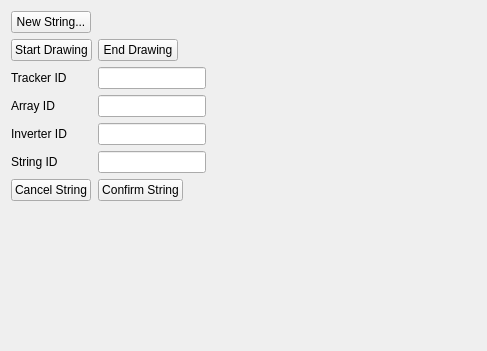
First picture: the form in src/ui/string_editor.ui, repository LukasBommes/PV-Hawk-Viewer, before the edit.
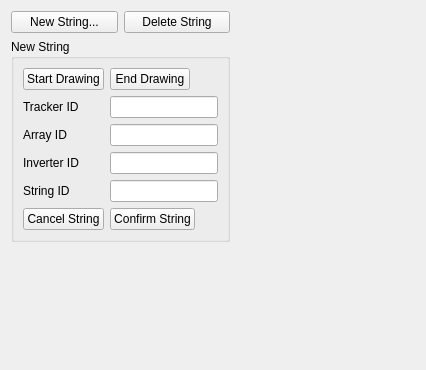
Second picture: the form after the edit.

Commit message: fixed some small bugs with drawing the ma

```diff
--- a/src/ui/string_editor.ui
+++ b/src/ui/string_editor.ui
@@ -6,44 +6,20 @@
    <rect>
     <x>0</x>
     <y>0</y>
-    <width>487</width>
-    <height>351</height>
+    <width>426</width>
+    <height>370</height>
    </rect>
   </property>
   <property name="windowTitle">
    <string>Form</string>
   </property>
-  <layout class="QGridLayout" name="gridLayout">
-   <item row="6" column="1">
-    <widget class="QPushButton" name="pushButtonConfirmString">
-     <property name="sizePolicy">
-      <sizepolicy hsizetype="Fixed" vsizetype="Fixed">
-       <horstretch>0</horstretch>
-       <verstretch>0</verstretch>
-      </sizepolicy>
-     </property>
-     <property name="text">
-      <string>Confirm String</string>
-     </property>
-    </widget>
-   </item>
-   <item row="7" column="1">
-    <spacer name="verticalSpacer">
-     <property name="orientation">
-      <enum>Qt::Vertical</enum>
-     </property>
-     <property name="sizeHint" stdset="0">
-      <size>
-       <width>20</width>
-       <height>40</height>
-      </size>
-     </property>
-    </spacer>
-   </item>
+  <layout class="QGridLayout" name="gridLayout_2">
    <item row="0" column="0">
+    <layout class="QHBoxLayout" name="horizontalLayout">
+     <item>
     <widget class="QPushButton" name="pushButtonNewString">
      <property name="sizePolicy">
-      <sizepolicy hsizetype="Fixed" vsizetype="Fixed">
+        <sizepolicy hsizetype="Preferred" vsizetype="Fixed">
        <horstretch>0</horstretch>
        <verstretch>0</verstretch>
       </sizepolicy>
@@ -53,30 +29,37 @@
      </property>
     </widget>
    </item>
-   <item row="6" column="0">
-    <widget class="QPushButton" name="pushButtonCancelString">
+     <item>
+      <widget class="QPushButton" name="pushButtonDeleteString">
      <property name="sizePolicy">
-      <sizepolicy hsizetype="Fixed" vsizetype="Fixed">
+        <sizepolicy hsizetype="Preferred" vsizetype="Fixed">
        <horstretch>0</horstretch>
        <verstretch>0</verstretch>
       </sizepolicy>
      </property>
      <property name="text">
-      <string>Cancel String</string>
+        <string>Delete String</string>
      </property>
     </widget>
    </item>
-   <item row="2" column="0">
-    <widget class="QLabel" name="label">
-     <property name="text">
-      <string>Tracker ID</string>
-     </property>
-    </widget>
+    </layout>
    </item>
    <item row="1" column="0">
+    <widget class="QGroupBox" name="groupBox">
+     <property name="sizePolicy">
+      <sizepolicy hsizetype="Fixed" vsizetype="Preferred">
+       <horstretch>0</horstretch>
+       <verstretch>0</verstretch>
+      </sizepolicy>
+     </property>
+     <property name="title">
+      <string>New String</string>
+     </property>
+     <layout class="QGridLayout" name="gridLayout">
+      <item row="0" column="0">
     <widget class="QPushButton" name="pushButtonStartDrawing">
      <property name="sizePolicy">
-      <sizepolicy hsizetype="Fixed" vsizetype="Fixed">
+         <sizepolicy hsizetype="Preferred" vsizetype="Fixed">
        <horstretch>0</horstretch>
        <verstretch>0</verstretch>
       </sizepolicy>
@@ -86,7 +69,27 @@
      </property>
     </widget>
    </item>
-   <item row="2" column="1">
+      <item row="0" column="1">
+       <widget class="QPushButton" name="pushButtonEndDrawing">
+        <property name="sizePolicy">
+         <sizepolicy hsizetype="Fixed" vsizetype="Fixed">
+          <horstretch>0</horstretch>
+          <verstretch>0</verstretch>
+         </sizepolicy>
+        </property>
+        <property name="text">
+         <string>End Drawing</string>
+        </property>
+       </widget>
+      </item>
+      <item row="1" column="0">
+       <widget class="QLabel" name="label">
+        <property name="text">
+         <string>Tracker ID</string>
+        </property>
+       </widget>
+      </item>
+      <item row="1" column="1">
     <widget class="QLineEdit" name="lineEditTrackerID">
      <property name="sizePolicy">
       <sizepolicy hsizetype="Fixed" vsizetype="Fixed">
@@ -102,60 +105,41 @@
      </property>
     </widget>
    </item>
-   <item row="1" column="1" colspan="2">
-    <widget class="QPushButton" name="pushButtonEndDrawing">
-     <property name="sizePolicy">
-      <sizepolicy hsizetype="Fixed" vsizetype="Fixed">
-       <horstretch>0</horstretch>
-       <verstretch>0</verstretch>
-      </sizepolicy>
-     </property>
-     <property name="text">
-      <string>End Drawing</string>
-     </property>
-    </widget>
-   </item>
-   <item row="5" column="1">
-    <widget class="QLineEdit" name="lineEditStringID">
-     <property name="sizePolicy">
-      <sizepolicy hsizetype="Fixed" vsizetype="Fixed">
-       <horstretch>0</horstretch>
-       <verstretch>0</verstretch>
-      </sizepolicy>
-     </property>
-    </widget>
-   </item>
-   <item row="4" column="2">
-    <spacer name="horizontalSpacer">
-     <property name="orientation">
-      <enum>Qt::Horizontal</enum>
-     </property>
-     <property name="sizeHint" stdset="0">
-      <size>
-       <width>40</width>
-       <height>20</height>
-      </size>
-     </property>
-    </spacer>
-   </item>
-   <item row="3" column="0">
+      <item row="2" column="0">
     <widget class="QLabel" name="label_2">
      <property name="text">
       <string>Array ID</string>
      </property>
     </widget>
    </item>
-   <item row="3" column="1">
+      <item row="2" column="1">
     <widget class="QLineEdit" name="lineEditArrayID">
      <property name="sizePolicy">
-      <sizepolicy hsizetype="Fixed" vsizetype="Fixed">
+         <sizepolicy hsizetype="Preferred" vsizetype="Fixed">
        <horstretch>0</horstretch>
        <verstretch>0</verstretch>
       </sizepolicy>
      </property>
     </widget>
    </item>
-   <item row="5" column="0">
+      <item row="3" column="0">
+       <widget class="QLabel" name="label_4">
+        <property name="text">
+         <string>Inverter ID</string>
+        </property>
+       </widget>
+      </item>
+      <item row="3" column="1">
+       <widget class="QLineEdit" name="lineEditInverterID">
+        <property name="sizePolicy">
+         <sizepolicy hsizetype="Preferred" vsizetype="Fixed">
+          <horstretch>0</horstretch>
+          <verstretch>0</verstretch>
+         </sizepolicy>
+        </property>
+       </widget>
+      </item>
+      <item row="4" column="0">
     <widget class="QLabel" name="label_3">
      <property name="text">
       <string>String ID</string>
@@ -163,21 +147,69 @@
     </widget>
    </item>
    <item row="4" column="1">
-    <widget class="QLineEdit" name="lineEditInverterID">
+       <widget class="QLineEdit" name="lineEditStringID">
+        <property name="sizePolicy">
+         <sizepolicy hsizetype="Preferred" vsizetype="Fixed">
+          <horstretch>0</horstretch>
+          <verstretch>0</verstretch>
+         </sizepolicy>
+        </property>
+       </widget>
+      </item>
+      <item row="5" column="0">
+       <widget class="QPushButton" name="pushButtonCancelString">
+        <property name="sizePolicy">
+         <sizepolicy hsizetype="Preferred" vsizetype="Fixed">
+          <horstretch>0</horstretch>
+          <verstretch>0</verstretch>
+         </sizepolicy>
+        </property>
+        <property name="text">
+         <string>Cancel String</string>
+        </property>
+       </widget>
+      </item>
+      <item row="5" column="1">
+       <widget class="QPushButton" name="pushButtonConfirmString">
      <property name="sizePolicy">
       <sizepolicy hsizetype="Fixed" vsizetype="Fixed">
        <horstretch>0</horstretch>
        <verstretch>0</verstretch>
       </sizepolicy>
      </property>
-    </widget>
-   </item>
-   <item row="4" column="0">
-    <widget class="QLabel" name="label_4">
      <property name="text">
-      <string>Inverter ID</string>
-     </property>
-    </widget>
+         <string>Confirm String</string>
+        </property>
+       </widget>
+      </item>
+     </layout>
+    </widget>
+   </item>
+   <item row="1" column="1">
+    <spacer name="horizontalSpacer">
+     <property name="orientation">
+      <enum>Qt::Horizontal</enum>
+     </property>
+     <property name="sizeHint" stdset="0">
+      <size>
+       <width>0</width>
+       <height>20</height>
+      </size>
+     </property>
+    </spacer>
+   </item>
+   <item row="2" column="0">
+    <spacer name="verticalSpacer">
+     <property name="orientation">
+      <enum>Qt::Vertical</enum>
+     </property>
+     <property name="sizeHint" stdset="0">
+      <size>
+       <width>20</width>
+       <height>0</height>
+      </size>
+     </property>
+    </spacer>
    </item>
   </layout>
  </widget>
```
Lines whose indentation alone changed are shown as unchanged. The commit also changes 5 other files.
